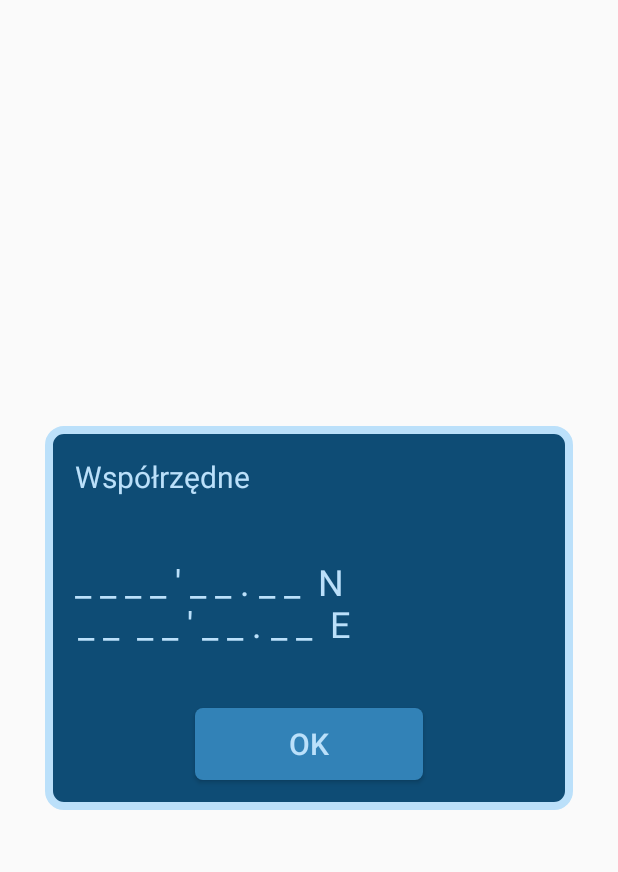
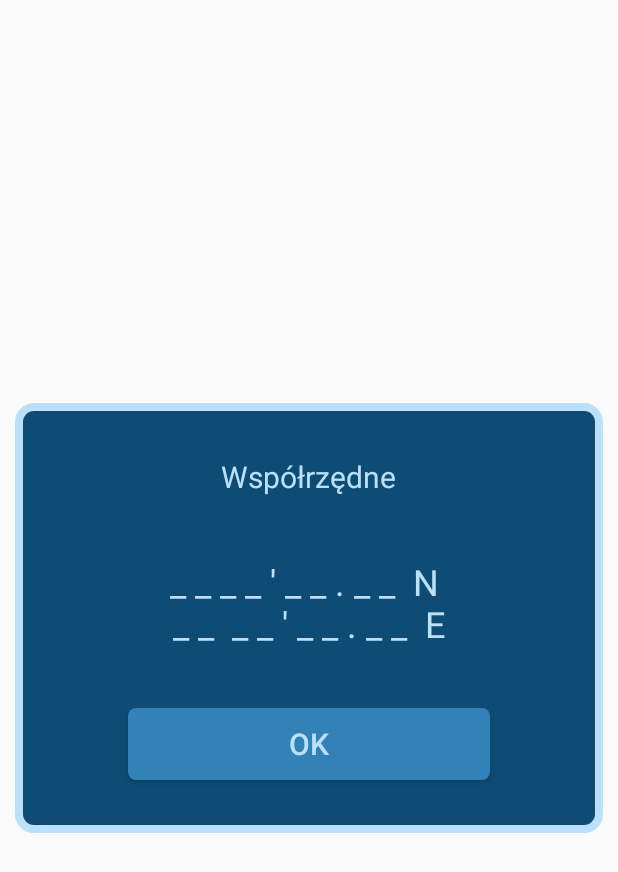
Before and after one commit to dwarchol/ZPI-projekt, an Android app: the layout custom_popup_coordinates.xml on its own in the app's theme, with its tools: preview values and no code run, on a phone screen of 412 x 824 dp. Shown: the top 872 px of the screen. Run offline under Robolectric (Android 15) with nearby library versions, the phone set to English and light mode, and no system bars.

Commit message:
zrobienie jednego pop upa

```diff
--- a/ZPIApp/app/src/main/res/layout/custom_action_bar.xml
+++ b/ZPIApp/app/src/main/res/layout/custom_action_bar.xml
@@ -25,7 +25,8 @@
         android:layout_width = "0dp"
         android:layout_height = "match_parent"
         android:layout_weight = "0.64"
-        android:layout_gravity="bottom">
+        android:layout_gravity="bottom"
+        android:onClick="coordinatesMethod">
         <TextView
             android:id = "@+id/coordinates"
             android:layout_width = "wrap_content"
@@ -36,6 +37,7 @@
             android:textColor = "@color/textColor"
             android:gravity="bottom"
             android:layout_gravity="bottom"
+
             />
     </LinearLayout>
 
--- a/ZPIApp/app/src/main/res/layout/custom_popup.xml
+++ b/ZPIApp/app/src/main/res/layout/custom_popup_coordinates.xml
@@ -3,10 +3,11 @@
     xmlns:android="http://schemas.android.com/apk/res/android"
     android:layout_width="match_parent"
     android:layout_height="wrap_content"
-    android:layout_marginLeft="30dp"
-    android:layout_marginRight="30dp"
-    android:layout_marginTop="50dp"
-    android:layout_marginBottom="50dp"
+    android:layout_marginLeft="10dp"
+    android:layout_marginRight="10dp"
+    android:layout_marginTop="30dp"
+    android:layout_marginBottom="30dp"
+    android:padding="15dp"
     android:background="@drawable/popupbackground"
     android:layout_gravity="center"
     android:orientation="vertical">
@@ -18,6 +19,7 @@
         android:textSize="20dp"
         android:text="@string/coordinates"
         android:gravity="center_horizontal"
+        android:layout_gravity="center_horizontal"
         android:layout_marginLeft="20dp"
         android:layout_marginRight="20dp"
         android:layout_marginTop="20dp"
@@ -31,6 +33,7 @@
         android:textSize="24dp"
         android:text="@string/coordinatesTextCloser"
         android:gravity="center_horizontal"
+        android:layout_gravity="center_horizontal"
         android:layout_marginLeft="20dp"
         android:layout_marginRight="20dp"
         android:layout_marginTop="20dp"
@@ -38,13 +41,13 @@
         />
 
     <Button
-        android:id="@+id/register"
+        android:id="@+id/closeCoordinates"
         android:layout_width="match_parent"
         android:layout_height="wrap_content"
         android:text="@string/ok"
         android:textSize="20dp"
-        android:layout_marginLeft="100dp"
-        android:layout_marginRight="100dp"
+        android:layout_marginLeft="60dp"
+        android:layout_marginRight="60dp"
         android:layout_marginTop="20dp"
         android:layout_marginBottom="20dp"
         android:textColor="@color/textColor"
```
Also changed, not shown: ZPIApp/app/src/main/java/com/hfad/zpiapp/Glowna.java (+21 -2 lines). Lines whose indentation alone changed are shown as unchanged.
